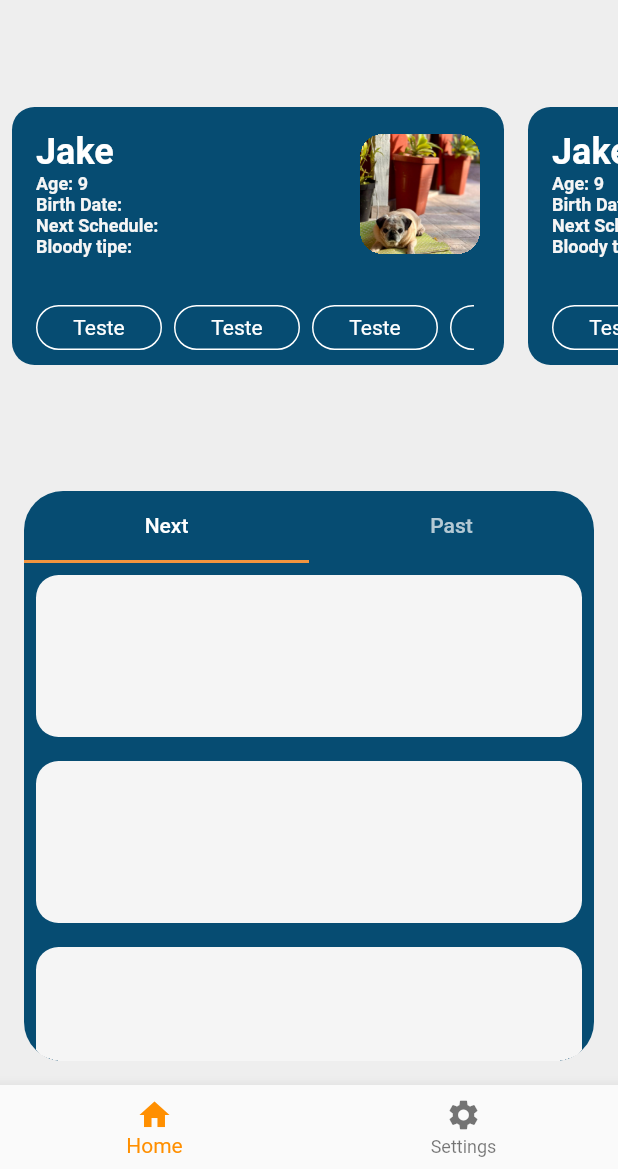
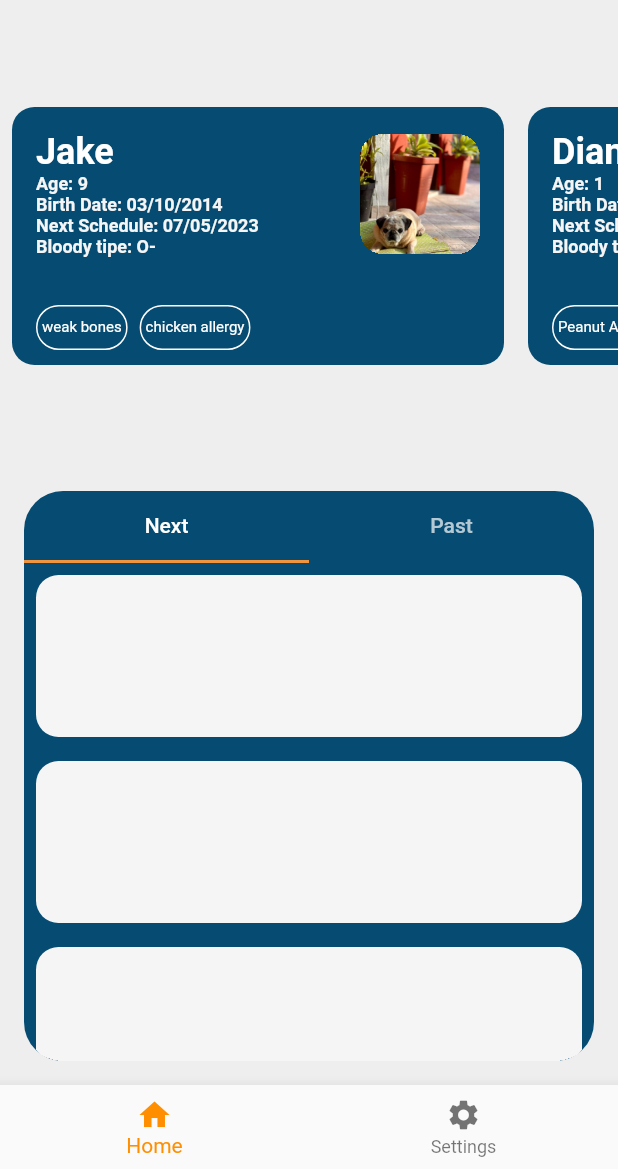
Before and after one commit to LucasGabriiel/MyPetsHybrid, a Flutter app: the screen it shows after launch, on a phone screen of 412 x 824 dp, the part 67-1236 px from its top. Run offline on Flutter 3.47's test engine with Material 2 defaults, Android fonts, the light colour scheme and no system bars; statements that could not run were skipped.

Commit message:
edit container pet, database

```diff
--- a/lib/components/container_pet_card.dart
+++ b/lib/components/container_pet_card.dart
@@ -43,17 +43,17 @@ class ContainerPetDescription extends StatelessWidget {
                                 fontSize: 12,
                                 fontWeight: FontWeight.bold,)
                           ),
-                          Text ("Birth Date:",
+                          Text ("Birth Date: ${pet.birthDate}",
                               style: const TextStyle(
                                 fontSize: 12,
                                 fontWeight: FontWeight.bold,)
                           ),
-                          Text ("Next Schedule:",
+                          Text ("Next Schedule: ${pet.nextSchedule}",
                               style: const TextStyle(
                                 fontSize: 12,
                                 fontWeight: FontWeight.bold,)
                           ),
-                          Text ("Bloody tipe:",
+                          Text ("Bloody tipe: ${pet.bloodType}",
                               style: const TextStyle(
                                 fontSize: 12,
                                 fontWeight: FontWeight.bold,)
@@ -82,7 +82,7 @@ class ContainerPetDescription extends StatelessWidget {
                   child: SizedBox(height: 30,
                   child: ListView.builder(
                         scrollDirection: Axis.horizontal,
-                        itemCount: 10,
+                        itemCount: pet.tags.length,
                         itemBuilder: (context, index) {
                          return Padding(
                            padding: const EdgeInsets.only(right: 8.0),
@@ -92,13 +92,18 @@ class ContainerPetDescription extends StatelessWidget {
                                 borderRadius: BorderRadius.circular(15),
                                 border: Border.all(color: currentTheme.primary)
                               ),
-                              width: 84,
                               height: 30,
                               child: Center(
-                                      child: Text('Teste',
-                                              style: TextStyle(
-                                                      color: currentTheme.primary,)
-                                          ),
+                                      child: Padding(
+                                        padding: const EdgeInsets.only(left: 3, right: 3),
+                                        child: Text(pet.tags[index],
+                                                maxLines: 1,
+                                                style: TextStyle(
+                                                        color: currentTheme.primary,
+                                                        fontSize: 10
+                                                )
+                                            ),
+                                      ),
                                         ),
                          )
                          );
--- a/lib/database/mock_data_base.dart
+++ b/lib/database/mock_data_base.dart
@@ -3,7 +3,8 @@ import '../model/Pet.dart';
 
 abstract class MockDataBase {
   static List<Pet> pets = [
-    Pet("Jake", "9", "03/10/2014", "O-", "Jake.jpeg"),
-    Pet("Jake", "9", "03/10/2014", "O-", "Jubileu.jpeg"),
+    Pet("Jake", "9", "03/10/2014", "O-", "Jake.jpeg", "07/05/2023", ["weak bones", "chicken allergy"]),
+    Pet("Diana", "1", "22/02/2022", "A-", "Diana.jpeg", "19/06/2023", ["Peanut Allergy"]),
+    Pet("Jubileu", "4", "07/12/2019", "O+", "Jubileu.jpeg", "10/07/2023", ["bee allergy"])
   ];
 }
--- a/lib/model/Pet.dart
+++ b/lib/model/Pet.dart
@@ -5,6 +5,8 @@ class Pet {
   final String birthDate;
   final String bloodType;
   final String imageName;
+  final String nextSchedule;
+  final List<String> tags;
 
-  Pet(this.name, this.age, this.birthDate, this.bloodType, this.imageName);
+  Pet(this.name, this.age, this.birthDate, this.bloodType, this.imageName, this.nextSchedule, this.tags);
 }
```
